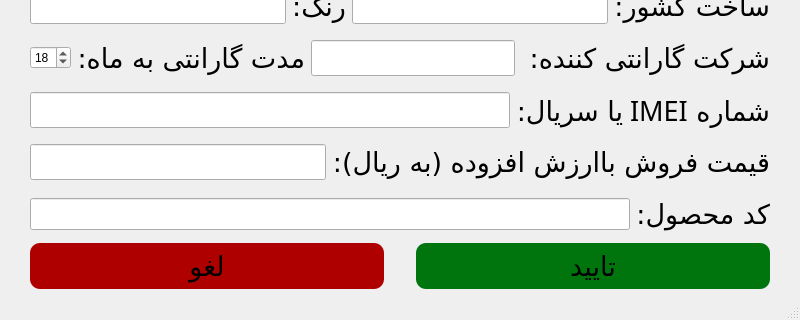
Before: the Qt Designer form Resources/SellProductForm.ui in Danial-Movahed/123PhoneDB, drawn with Qt 5; both pictures show x 0 to 800 and y 459 to 779 of the 800 by 779 pixel window.
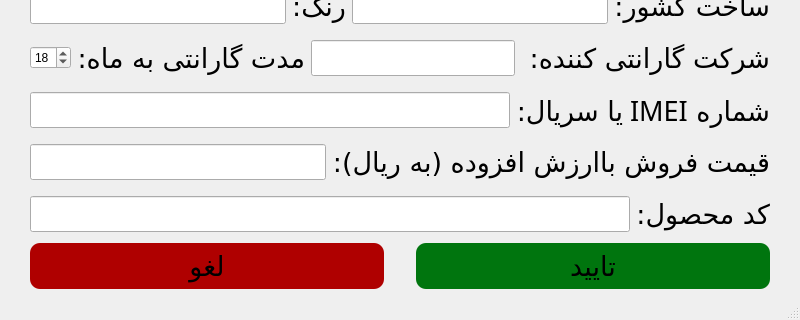
After: the same form once the commit is applied.

What changed in the file:
```diff
--- a/Resources/SellProductForm.ui
+++ b/Resources/SellProductForm.ui
@@ -698,6 +698,7 @@
        <widget class="QLineEdit" name="ProductCodeEdit">
         <property name="font">
          <font>
+          <family>Trebuchet MS</family>
           <pointsize>15</pointsize>
          </font>
         </property>
```
Left out of the diff: 28 changed lines with no effect on the pictures.
